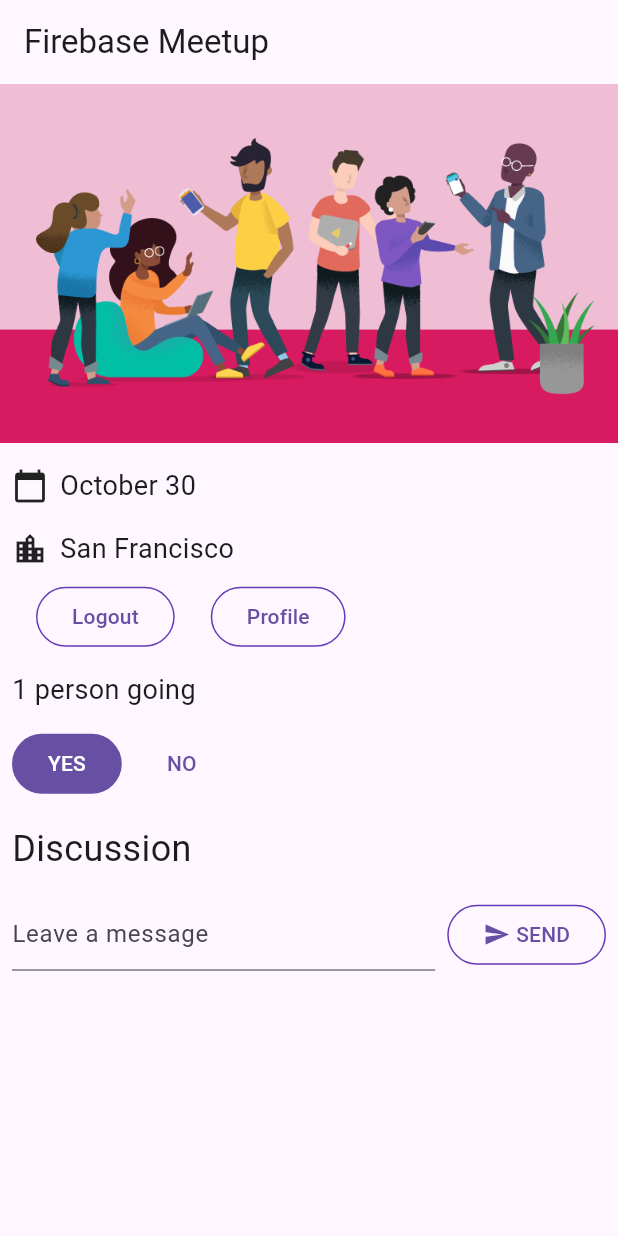
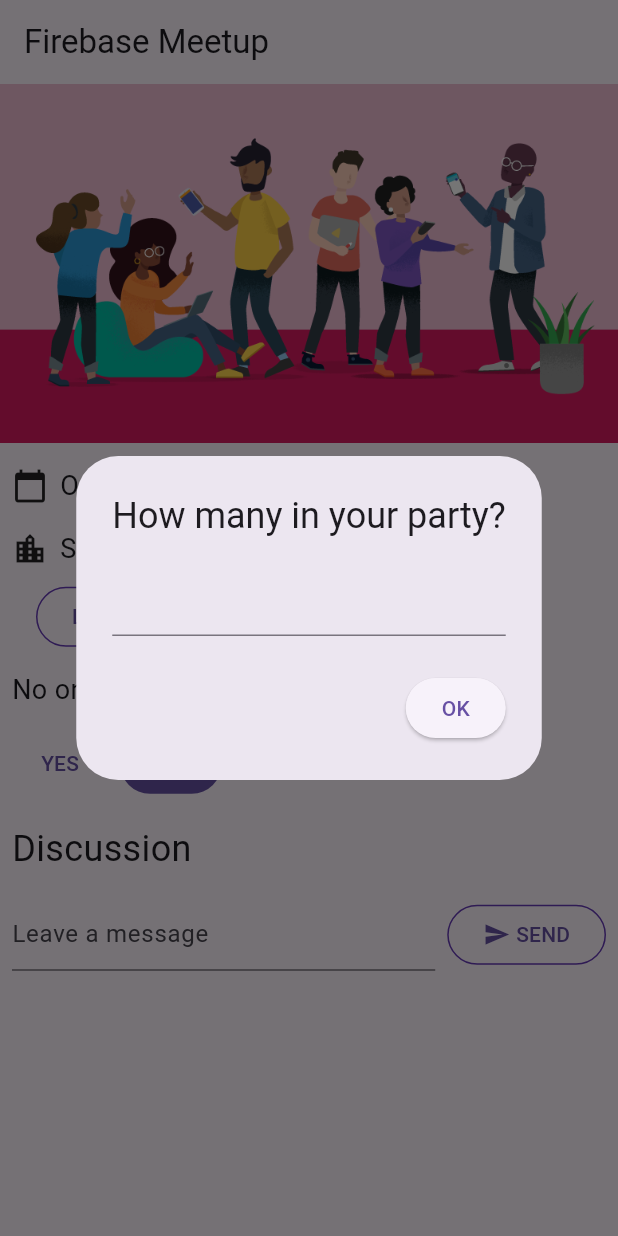
Before and after one commit to kbgrizb/firebase_demo, a Flutter app: the screen it shows once a user with an empty profile is signed in, after a tap on "YES", on a phone screen of 412 x 824 dp. Run offline on Flutter 3.47's test engine with Material 3 defaults, Android fonts, the phone set to English and light mode, and no system bars; our stand-ins replace cloud_firestore, firebase_auth, firebase_core, go_router, google_fonts; missing offline and left inert: firebase_ui_auth; accounts and stored records are empty.

Commit message:
All steps done, dialog box shows up

```diff
--- a/firebase_demo/lib/guest_book.dart
+++ b/firebase_demo/lib/guest_book.dart
@@ -67,7 +67,7 @@ class _GuestBookState extends State<GuestBook> {
         ),
       ),
     ),
-     // Modify from here...
+
         const SizedBox(height: 8),
         for (var message in widget.messages)
           Paragraph('${message.name}: ${message.message}'),
--- /dev/null
+++ b/firebase_demo/lib/src/people_dialog.dart
@@ -0,0 +1,34 @@
+import 'package:flutter/material.dart';
+import 'package:flutter/services.dart';
+
+class PeopleDialog extends StatefulWidget {
+  const PeopleDialog({super.key});
+
+  @override
+  State<PeopleDialog> createState() => _PeopleDialogState();
+}
+
+class _PeopleDialogState extends State<PeopleDialog> {
+  @override
+  Widget build(BuildContext context) {
+    return AlertDialog(
+      title: const Text("How many in your party?"),
+      content: TextField(
+        keyboardType: TextInputType.number,
+        inputFormatters: <TextInputFormatter> [
+          FilteringTextInputFormatter.digitsOnly
+        ],
+      ),
+    actions: <Widget>[
+        ElevatedButton(
+          child: const Text('OK'),
+          onPressed: () {
+            setState(() {
+              Navigator.pop(context);
+            });
+          },
+        )
+    ],
+    );
+  }
+}
```
Also changed, not shown: firebase_demo/lib/yes_no_selection.dart (+23 -3 lines).
